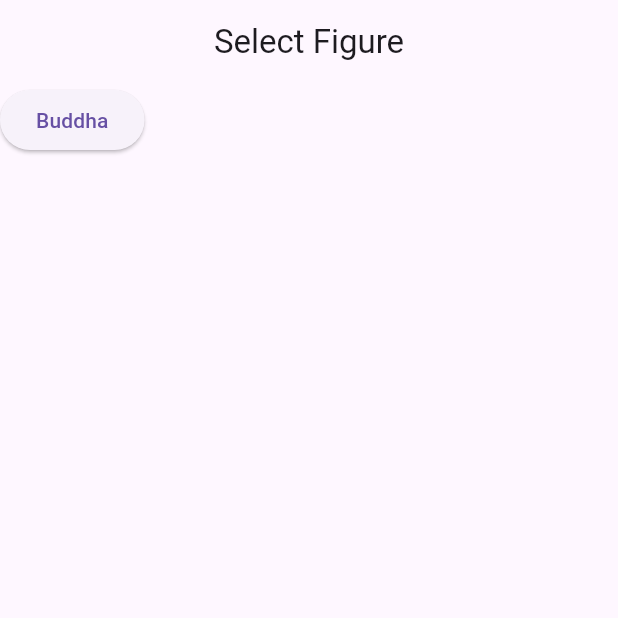
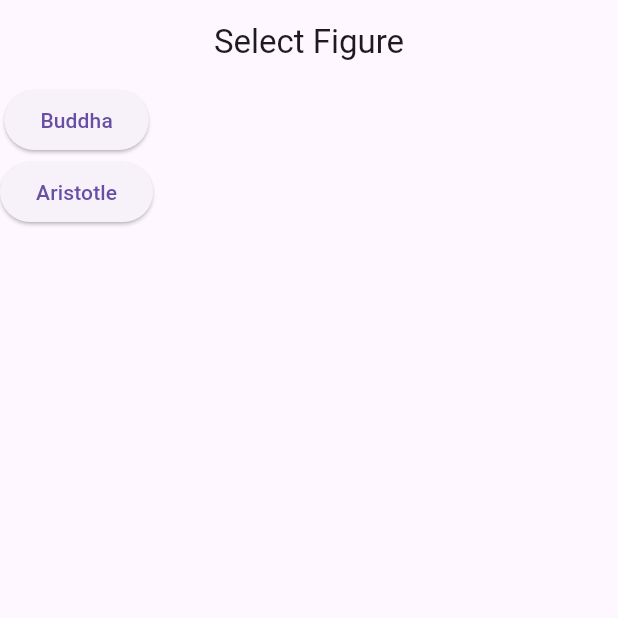
Before and after one commit to Nishchay1/openai-chatbot, a Flutter app: the screen it shows after launch, on a phone screen of 412 x 824 dp, the top half of it. Run offline on Flutter 3.47's test engine with Material 3 defaults, Android fonts, the phone set to English and light mode, and no system bars.

Commit message:
Add aristotle character.

```diff
--- a/lib/main.dart
+++ b/lib/main.dart
@@ -1,3 +1,4 @@
+import 'package:chatbot/screens/aristotle_screen.dart';
 import 'package:chatbot/screens/buddha_screen.dart';
 import 'package:flutter/material.dart';
 
@@ -20,8 +21,9 @@ class MyApp extends StatelessWidget {
       ),
       home: const HomeScreen(),
       routes: {
-        '/buddhascreen': (context) => const BuddhaScreen(),
-        '/homescreen': (context) => const HomeScreen(),
+        '/buddha_screen': (context) => const BuddhaScreen(),
+        '/home_screen': (context) => const HomeScreen(),
+        '/aristotle_screen': (context) => const AristotleScreen(),
       },
     );
   }
--- a/lib/screens/home_screen.dart
+++ b/lib/screens/home_screen.dart
@@ -16,9 +16,16 @@ class _HomeScreenState extends State<HomeScreen> {
           title: const Text("Select Figure"),
           centerTitle: true,
         ),
-        body: ElevatedButton(onPressed: (){
-          Navigator.pushNamed(context, '/buddhascreen');
-        }, child: Text("Buddha"))
+        body: Column(
+          children: [
+            ElevatedButton(onPressed: (){
+              Navigator.pushNamed(context, '/buddha_screen');
+            }, child: Text("Buddha")),
+            ElevatedButton(onPressed: (){
+              Navigator.pushNamed(context, '/aristotle_screen');
+            }, child: Text("Aristotle")),
+          ],
+        )
     );
   }
 }
--- a/pubspec.yaml
+++ b/pubspec.yaml
@@ -61,7 +61,7 @@ flutter:
   # To add assets to your application, add an assets section, like this:
   assets:
     - assets/images/buddha.png
-  #   - images/a_dot_ham.jpeg
+    - assets/images/aristotle.png
 
   # An image asset can refer to one or more resolution-specific "variants", see
   # https://flutter.dev/to/resolution-aware-images
```
Also changed, not shown: lib/screens/aristotle_screen.dart (added, +16 -0 lines), assets/images/aristotle.png (added).
